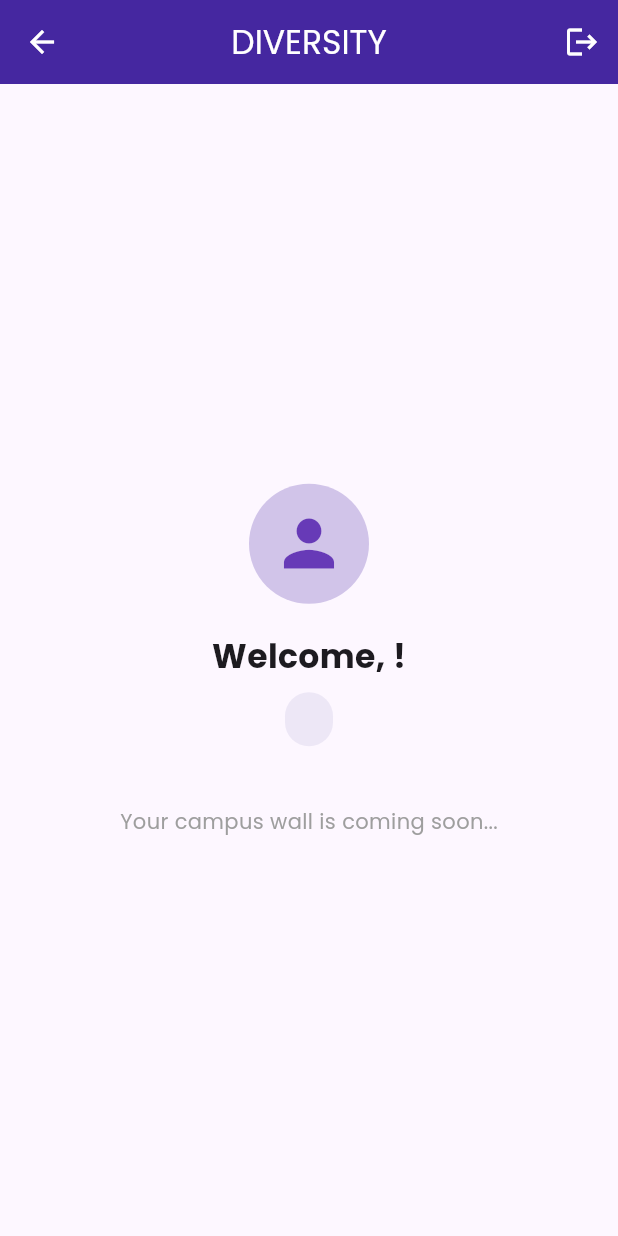
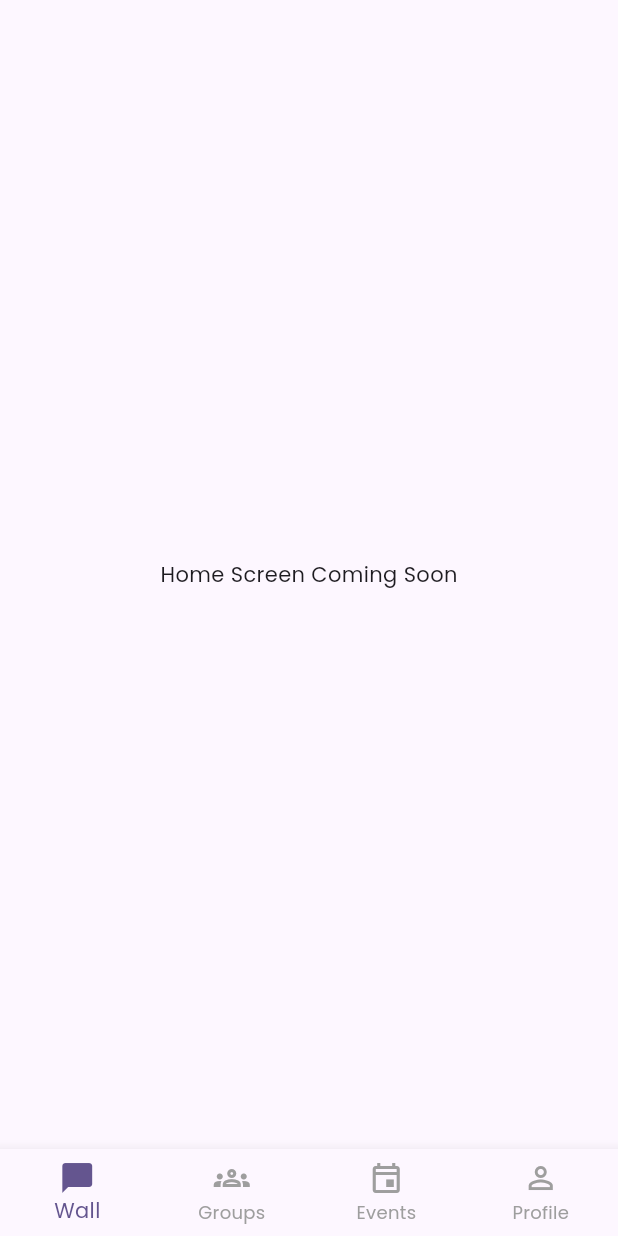
Before and after one commit to Eyuel763/DiversityMobile, a Flutter app: the AuthWrapper screen opened directly, on a phone screen of 412 x 824 dp. Run offline on Flutter 3.47's test engine with Material 3 defaults, Android fonts, the light colour scheme and no system bars; our stand-ins replace cloud_firestore, firebase_auth, flutter_riverpod, google_fonts, google_sign_in; accounts and stored records are empty.

Commit message:
feat: implement MainScreen with BottomNavigationBar and IndexedStack navigation

```diff
--- a/lib/screens/auth/auth_wrapper.dart
+++ b/lib/screens/auth/auth_wrapper.dart
@@ -3,7 +3,7 @@ import 'package:flutter_riverpod/flutter_riverpod.dart';
 import '../../providers/auth_provider.dart';
 import '../../providers/user_provider.dart';
 import '../../services/auth_service.dart';
-import '../home/home_screen.dart';
+import '../home/main_screen.dart';
 import 'login_screen.dart';
 import 'uni_selection_screen.dart';
 
@@ -36,7 +36,7 @@ class AuthWrapper extends ConsumerWidget {
                 WidgetsBinding.instance.addPostFrameCallback((_) {
                   ref.read(userProvider.notifier).state = snapshot.data;
                 });
-                return const HomeScreen();
+                return const MainScreen();
               } else {
                 // New user! Go to Uni Selection
                 return UniSelectionScreen(firebaseUser: firebaseUser);
@@ -46,7 +46,7 @@ class AuthWrapper extends ConsumerWidget {
         }
 
         // User is fully logged in and has a profile
-        return const HomeScreen();
+        return const MainScreen();
       },
       loading: () => const Scaffold(body: Center(child: CircularProgressIndicator())),
       error: (e, stack) => Scaffold(body: Center(child: Text("Error: $e"))),
--- /dev/null
+++ b/lib/screens/events/events_screen.dart
@@ -0,0 +1,10 @@
+import 'package:flutter/material.dart';
+
+class EventsScreen extends StatelessWidget {
+  const EventsScreen({super.key});
+
+  @override
+  Widget build(BuildContext context) {
+    return const Scaffold(body: Center(child: Text("Events Coming Soon")));
+  }
+}
--- /dev/null
+++ b/lib/screens/groups/groups_screen.dart
@@ -0,0 +1,10 @@
+import 'package:flutter/material.dart';
+
+class GroupsScreen extends StatelessWidget {
+  const GroupsScreen({super.key});
+
+  @override
+  Widget build(BuildContext context) {
+    return const Scaffold(body: Center(child: Text("Groups Coming Soon")));
+  }
+}
--- a/lib/screens/home/home_screen.dart
+++ b/lib/screens/home/home_screen.dart
@@ -1,66 +1,10 @@
 import 'package:flutter/material.dart';
-import 'package:flutter_riverpod/flutter_riverpod.dart';
-import '../../providers/user_provider.dart';
 
-class HomeScreen extends ConsumerWidget {
+class HomeScreen extends StatelessWidget {
   const HomeScreen({super.key});
 
   @override
-  Widget build(BuildContext context, WidgetRef ref) {
-    // This listens to the userProvider we set in the Login/Onboarding screens
-    final user = ref.watch(userProvider);
-
-    return Scaffold(
-      appBar: AppBar(
-        title: const Text("DIVERSITY"),
-        centerTitle: true,
-        backgroundColor: Colors.deepPurple.shade800,
-        foregroundColor: Colors.white,
-        actions: [
-          IconButton(
-            icon: const Icon(Icons.logout),
-            onPressed: () {
-              // Clear the provider and go back to login
-              ref.read(userProvider.notifier).state = null;
-              Navigator.pushReplacementNamed(context, '/login');
-            },
-          ),
-        ],
-      ),
-      body: Center(
-        child: Column(
-          mainAxisAlignment: MainAxisAlignment.center,
-          children: [
-            CircleAvatar(
-              radius: 40,
-              backgroundColor: Colors.deepPurple.shade100,
-              child: const Icon(Icons.person, size: 50, color: Colors.deepPurple),
-            ),
-            const SizedBox(height: 20),
-            Text(
-              "Welcome, ${user?.fullName ?? 'Student'}!",
-              style: const TextStyle(fontSize: 22, fontWeight: FontWeight.bold),
-            ),
-            const SizedBox(height: 8),
-            Container(
-              padding: const EdgeInsets.symmetric(horizontal: 16, vertical: 8),
-              decoration: BoxDecoration(
-                color: Colors.deepPurple.shade50,
-                borderRadius: BorderRadius.circular(20),
-              ),
-              child: Text(
-                user?.universityName ?? "No University Joined",
-                style: TextStyle(color: Colors.deepPurple.shade700, fontWeight: FontWeight.w600),
-              ),
-            ),
-            const SizedBox(height: 40),
-            const Text(
-              "Your campus wall is coming soon...",
-              style: TextStyle(color: Colors.grey),
-            ),
-          ],
-        ),
-      ),
-    );
+  Widget build(BuildContext context) {
+    return const Scaffold(body: Center(child: Text("Home Screen Coming Soon")));
   }
 }
--- /dev/null
+++ b/lib/screens/home/main_screen.dart
@@ -0,0 +1,69 @@
+import 'package:flutter/material.dart';
+import 'home_screen.dart';
+import '../groups/groups_screen.dart';
+import '../events/events_screen.dart';
+import '../profile/profile_screen.dart';
+
+class MainScreen extends StatefulWidget {
+  const MainScreen({super.key});
+
+  @override
+  State<MainScreen> createState() => _MainScreenState();
+}
+
+class _MainScreenState extends State<MainScreen> {
+  int _selectedIndex = 0;
+
+  // List of screens to display based on index
+  final List<Widget> _screens = [
+    const HomeScreen(),       // Index 0: Confession Wall
+    const GroupsScreen(),     // Index 1: Communities
+    const EventsScreen(),     // Index 2: Campus Events
+    const ProfileScreen(),    // Index 3: User Profile
+  ];
+
+  void _onItemTapped(int index) {
+    setState(() {
+      _selectedIndex = index;
+    });
+  }
+
+  @override
+  Widget build(BuildContext context) {
+    return Scaffold(
+      body: IndexedStack(
+        index: _selectedIndex,
+        children: _screens,
+      ),
+      bottomNavigationBar: BottomNavigationBar(
+        currentIndex: _selectedIndex,
+        onTap: _onItemTapped,
+        type: BottomNavigationBarType.fixed, // Keeps all labels visible
+        selectedItemColor: Theme.of(context).primaryColor,
+        unselectedItemColor: Colors.grey,
+        items: const [
+          BottomNavigationBarItem(
+            icon: Icon(Icons.chat_bubble_outline),
+            activeIcon: Icon(Icons.chat_bubble),
+            label: 'Wall',
+          ),
+          BottomNavigationBarItem(
+            icon: Icon(Icons.groups_outlined),
+            activeIcon: Icon(Icons.groups),
+            label: 'Groups',
+          ),
+          BottomNavigationBarItem(
+            icon: Icon(Icons.event_outlined),
+            activeIcon: Icon(Icons.event),
+            label: 'Events',
+          ),
+          BottomNavigationBarItem(
+            icon: Icon(Icons.person_outline),
+            activeIcon: Icon(Icons.person),
+            label: 'Profile',
+          ),
+        ],
+      ),
+    );
+  }
+}
--- /dev/null
+++ b/lib/screens/profile/profile_screen.dart
@@ -0,0 +1,10 @@
+import 'package:flutter/material.dart';
+
+class ProfileScreen extends StatelessWidget {
+  const ProfileScreen({super.key});
+
+  @override
+  Widget build(BuildContext context) {
+    return const Scaffold(body: Center(child: Text("Profile Coming Soon")));
+  }
+}
```
